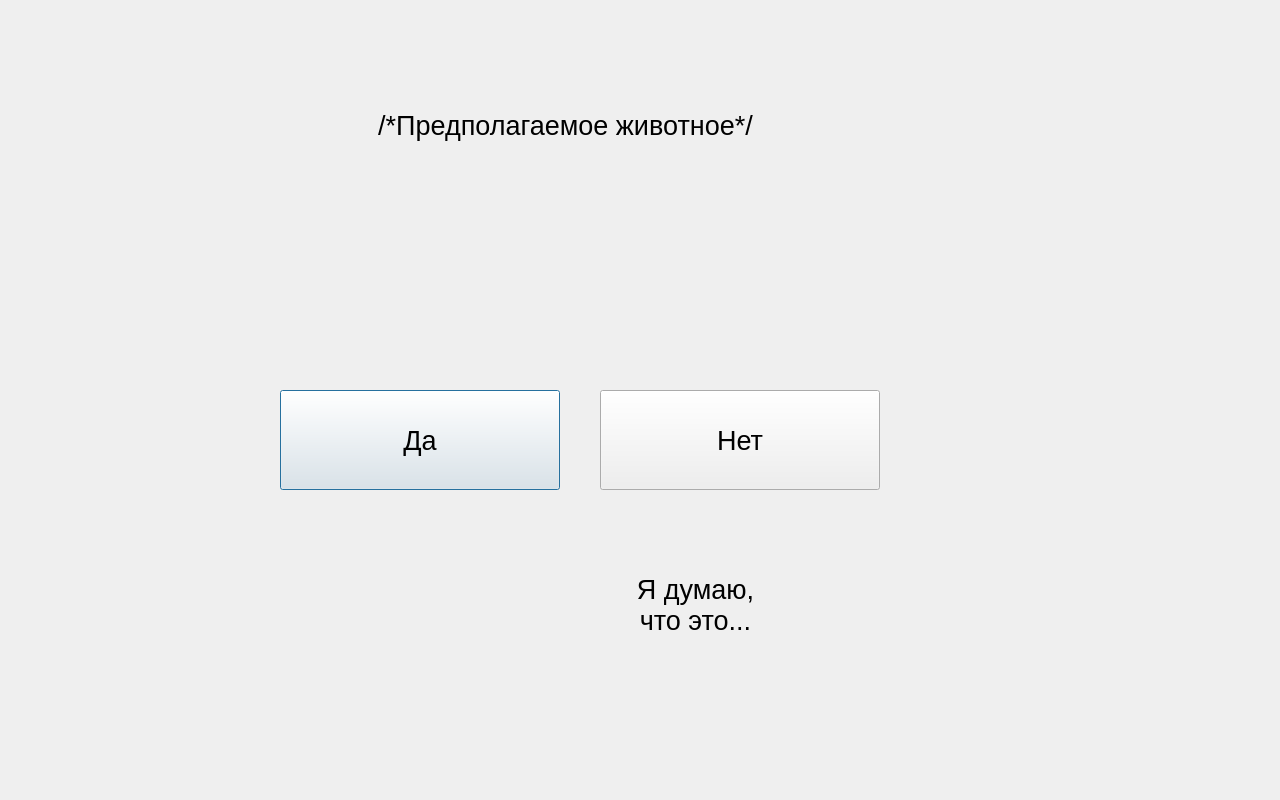
Above: QtPetinator/guess.ui from krbroman/Petinator before the change. Below: the same form after it.
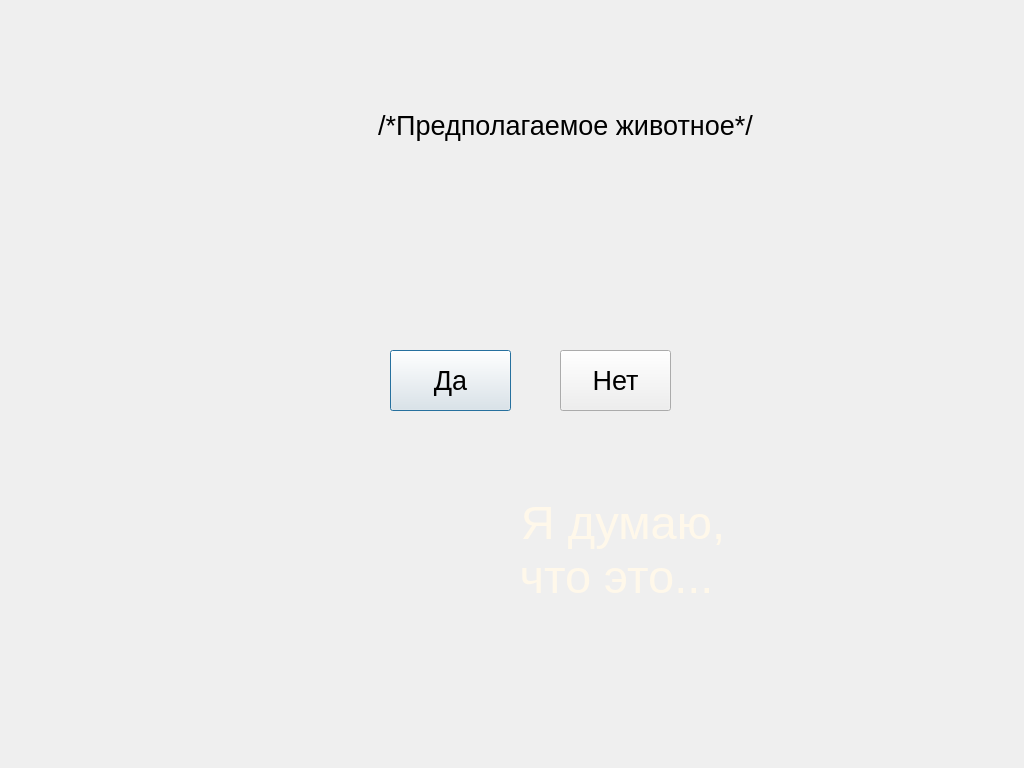
That is the form after the change.

```diff
--- a/QtPetinator/guess.ui
+++ b/QtPetinator/guess.ui
@@ -6,8 +6,8 @@
    <rect>
     <x>0</x>
     <y>0</y>
-    <width>1280</width>
-    <height>800</height>
+    <width>1024</width>
+    <height>768</height>
    </rect>
   </property>
   <property name="windowTitle">
@@ -16,10 +16,10 @@
   <widget class="QPushButton" name="pushButton_Yes">
    <property name="geometry">
     <rect>
-     <x>280</x>
-     <y>390</y>
-     <width>280</width>
-     <height>100</height>
+     <x>390</x>
+     <y>350</y>
+     <width>121</width>
+     <height>61</height>
     </rect>
    </property>
    <property name="font">
@@ -34,10 +34,10 @@
   <widget class="QPushButton" name="pushButton_No">
    <property name="geometry">
     <rect>
-     <x>600</x>
-     <y>390</y>
-     <width>280</width>
-     <height>100</height>
+     <x>560</x>
+     <y>350</y>
+     <width>111</width>
+     <height>61</height>
     </rect>
    </property>
    <property name="font">
@@ -52,10 +52,10 @@
   <widget class="QLabel" name="label">
    <property name="geometry">
     <rect>
-     <x>570</x>
-     <y>550</y>
-     <width>251</width>
-     <height>111</height>
+     <x>513</x>
+     <y>496</y>
+     <width>220</width>
+     <height>105</height>
     </rect>
    </property>
    <property name="font">
@@ -64,7 +64,16 @@
     </font>
    </property>
    <property name="text">
-    <string>&lt;p align=&quot;center&quot;&gt;Я думаю, &lt;br/&gt;что это...&lt;/p&gt;</string>
+    <string>&lt;html&gt;
+&lt;head/&gt;
+&lt;body&gt;
+&lt;span style=&quot; font-family:'Arial Rounded MT Bold'; font-size:35pt; color:#FFF8EA;&quot;&gt;
+&lt;p align=&quot;center&quot;&gt;Я думаю, &lt;br/&gt;что это...
+&lt;/span&gt;
+&lt;/p&gt;
+&lt;/body&gt;
+&lt;/html&gt;
+</string>
    </property>
   </widget>
   <widget class="QLabel" name="Suggestion">
@@ -85,6 +94,108 @@
     <string>&lt;p align=&quot;center&quot;&gt;/*Предполагаемое животное*/&lt;/p&gt;</string>
    </property>
   </widget>
+  <widget class="QLabel" name="label1">
+   <property name="geometry">
+    <rect>
+     <x>742</x>
+     <y>490</y>
+     <width>294</width>
+     <height>266</height>
+    </rect>
+   </property>
+   <property name="text">
+    <string/>
+   </property>
+  </widget>
+  <widget class="QLabel" name="label3">
+   <property name="geometry">
+    <rect>
+     <x>-9</x>
+     <y>2</y>
+     <width>1009</width>
+     <height>627</height>
+    </rect>
+   </property>
+   <property name="text">
+    <string/>
+   </property>
+  </widget>
+  <widget class="QLabel" name="label2">
+   <property name="geometry">
+    <rect>
+     <x>376</x>
+     <y>353</y>
+     <width>137</width>
+     <height>61</height>
+    </rect>
+   </property>
+   <property name="text">
+    <string/>
+   </property>
+  </widget>
+  <widget class="QLabel" name="label4">
+   <property name="geometry">
+    <rect>
+     <x>545</x>
+     <y>353</y>
+     <width>137</width>
+     <height>61</height>
+    </rect>
+   </property>
+   <property name="text">
+    <string/>
+   </property>
+  </widget>
+  <widget class="QLabel" name="label5">
+   <property name="geometry">
+    <rect>
+     <x>-2</x>
+     <y>-2</y>
+     <width>999</width>
+     <height>592</height>
+    </rect>
+   </property>
+   <property name="text">
+    <string/>
+   </property>
+  </widget>
+  <widget class="QLabel" name="label6">
+   <property name="geometry">
+    <rect>
+     <x>0</x>
+     <y>0</y>
+     <width>1024</width>
+     <height>768</height>
+    </rect>
+   </property>
+   <property name="text">
+    <string/>
+   </property>
+  </widget>
+  <widget class="QLabel" name="label7">
+   <property name="geometry">
+    <rect>
+     <x>463</x>
+     <y>462</y>
+     <width>301</width>
+     <height>181</height>
+    </rect>
+   </property>
+   <property name="text">
+    <string/>
+   </property>
+  </widget>
+  <zorder>label6</zorder>
+  <zorder>label4</zorder>
+  <zorder>label2</zorder>
+  <zorder>label5</zorder>
+  <zorder>label3</zorder>
+  <zorder>label1</zorder>
+  <zorder>label7</zorder>
+  <zorder>Suggestion</zorder>
+  <zorder>label</zorder>
+  <zorder>pushButton_No</zorder>
+  <zorder>pushButton_Yes</zorder>
  </widget>
  <resources/>
  <connections/>
```
